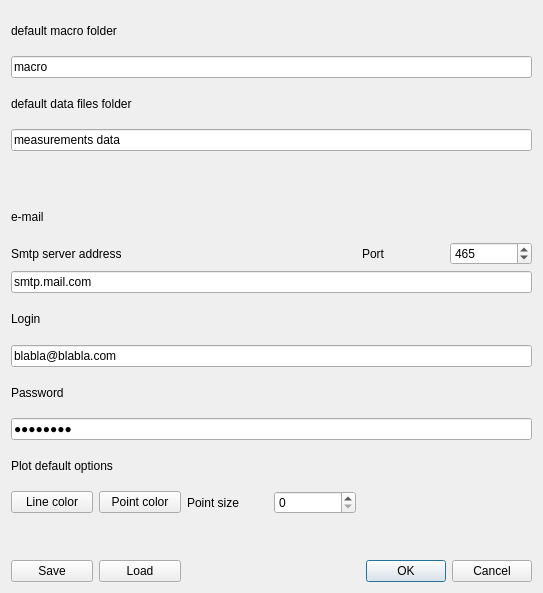
The window that PyGMI_files/Config_menu.ui (Argonne-National-Laboratory/PyGMI) describes before a commit, drawn with Qt 5.
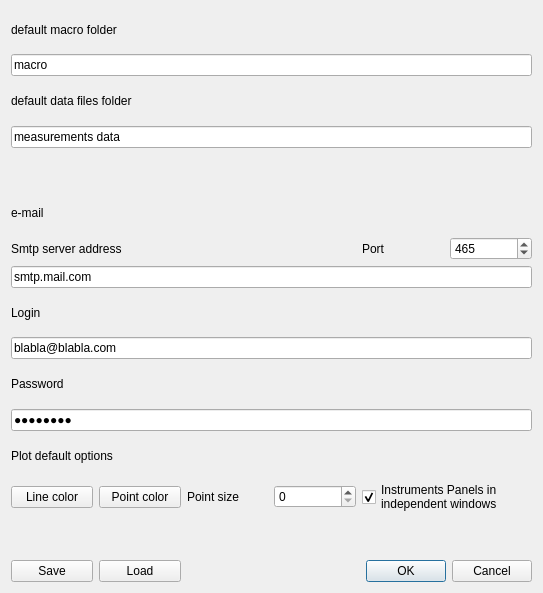
The same window after the commit.

Commit message:
Instruments panels in independent windows
-Instruments panels can now be in independent (top level) windows instead of the panel tab
-compatibility to Python3 and Qt5

```diff
--- a/PyGMI_files/Config_menu.ui
+++ b/PyGMI_files/Config_menu.ui
@@ -198,6 +198,17 @@
      </property>
     </widget>
    </item>
+   <item row="15" column="4" colspan="2">
+    <widget class="QCheckBox" name="indep_panels">
+     <property name="text">
+      <string>Instruments Panels in
+independent windows</string>
+     </property>
+     <property name="checked">
+      <bool>true</bool>
+     </property>
+    </widget>
+   </item>
   </layout>
  </widget>
  <resources/>
```
The commit also changes 5 other files.
